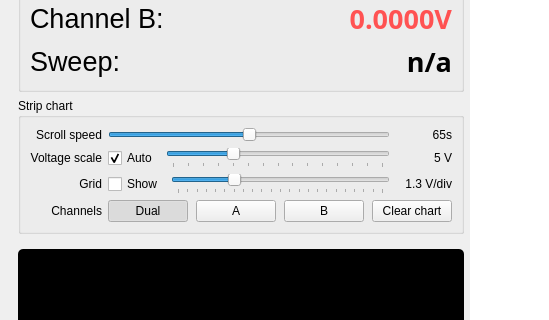
Before: the Qt Designer form layouts/threepio.ui in RuideFu/threepio, drawn with Qt 5; both pictures show x 0 to 549 and y 340 to 660 of the 860 by 1004 pixel window.
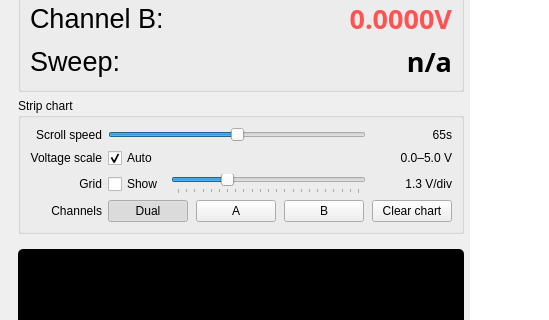
After: the same form once the commit is applied. Custom widgets are drawn as their Qt base class.

Commit message: slider min setting for manualk

The edit to the form file:
```diff
--- a/layouts/threepio.ui
+++ b/layouts/threepio.ui
@@ -621,27 +621,9 @@
              </widget>
             </item>
             <item>
-             <widget class="QSlider" name="stripchart_max_voltage_slider">
+             <widget class="RangeSlider" name="stripchart_voltage_range_slider">
               <property name="toolTip">
-               <string>Manual maximum voltage when Auto is off.</string>
-              </property>
-              <property name="minimum">
-               <number>1</number>
-              </property>
-              <property name="maximum">
-               <number>15</number>
-              </property>
-              <property name="value">
-               <number>5</number>
-              </property>
-              <property name="orientation">
-               <enum>Qt::Horizontal</enum>
-              </property>
-              <property name="tickPosition">
-               <enum>QSlider::TicksBelow</enum>
-              </property>
-              <property name="tickInterval">
-               <number>1</number>
+               <string>Manual voltage window when Auto is off; drag a handle to move one end, or the bar between them to pan.</string>
               </property>
              </widget>
             </item>
@@ -651,7 +633,7 @@
            <widget class="QLabel" name="stripchart_max_voltage_value_label">
             <property name="minimumSize">
              <size>
-              <width>56</width>
+              <width>80</width>
               <height>0</height>
              </size>
             </property>
@@ -659,7 +641,7 @@
              <string>Manual maximum voltage when Auto is off.</string>
             </property>
             <property name="text">
-             <string>5 V</string>
+             <string>0.0–5.0 V</string>
             </property>
             <property name="alignment">
              <set>Qt::AlignRight|Qt::AlignTrailing|Qt::AlignVCenter</set>
@@ -1221,6 +1203,11 @@
    <extends>QGraphicsView</extends>
     <header>PySide6.QtCharts</header>
   </customwidget>
+  <customwidget>
+   <class>RangeSlider</class>
+   <extends>QWidget</extends>
+   <header>_tools.range_slider</header>
+  </customwidget>
  </customwidgets>
  <tabstops>
    <tabstop>stripchart_speed_slider</tabstop>
```
Left out of the diff: 6 changed lines with no effect on the pictures. The commit also changes 4 other files.
